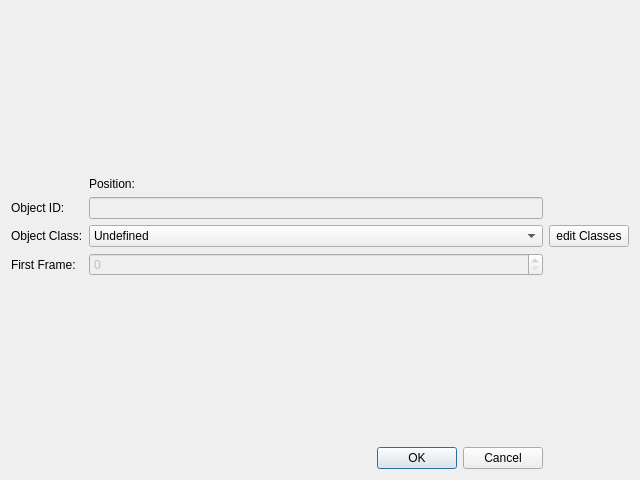
Qt form source/annotator/source/gui/newobjectdialog.ui (annotatorproject/annotator) before a commit.
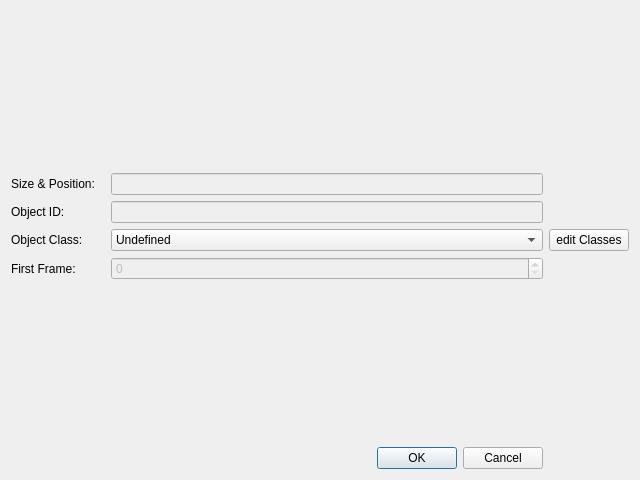
The same form after that commit.

Commit message: radioButton for creating a new object or add annotation to selected object

The edit to the form file:
```diff
--- a/source/annotator/source/gui/newobjectdialog.ui
+++ b/source/annotator/source/gui/newobjectdialog.ui
@@ -14,42 +14,6 @@
    <string>Dialog</string>
   </property>
   <layout class="QGridLayout" name="gridLayout">
-   <item row="3" column="1">
-    <widget class="QComboBox" name="objectClassComboBox">
-     <item>
-      <property name="text">
-       <string>Undefined</string>
-      </property>
-     </item>
-    </widget>
-   </item>
-   <item row="2" column="0">
-    <widget class="QLabel" name="label_4">
-     <property name="text">
-      <string>Object ID:</string>
-     </property>
-    </widget>
-   </item>
-   <item row="2" column="1">
-    <widget class="QLineEdit" name="objectIdLineEdit">
-     <property name="enabled">
-      <bool>false</bool>
-     </property>
-    </widget>
-   </item>
-   <item row="0" column="0">
-    <spacer name="verticalSpacer_2">
-     <property name="orientation">
-      <enum>Qt::Vertical</enum>
-     </property>
-     <property name="sizeHint" stdset="0">
-      <size>
-       <width>20</width>
-       <height>40</height>
-      </size>
-     </property>
-    </spacer>
-   </item>
    <item row="3" column="0">
     <widget class="QLabel" name="label_2">
      <property name="text">
@@ -70,14 +34,7 @@
      </property>
     </spacer>
    </item>
-   <item row="1" column="1">
-    <widget class="QLabel" name="positionLabel">
-     <property name="text">
-      <string>Position: </string>
-     </property>
-    </widget>
-   </item>
-   <item row="4" column="1">
+   <item row="4" column="2">
     <widget class="QSpinBox" name="frameSpinBox">
      <property name="enabled">
       <bool>false</bool>
@@ -87,7 +44,7 @@
      </property>
     </widget>
    </item>
-   <item row="6" column="0" colspan="2">
+   <item row="6" column="0" colspan="3">
     <widget class="QDialogButtonBox" name="buttonBox">
      <property name="orientation">
       <enum>Qt::Horizontal</enum>
@@ -104,13 +61,66 @@
      </property>
     </widget>
    </item>
-   <item row="3" column="2">
+   <item row="3" column="3">
     <widget class="QPushButton" name="editClassesButton">
      <property name="text">
       <string>edit Classes</string>
      </property>
     </widget>
    </item>
+   <item row="3" column="2">
+    <widget class="QComboBox" name="objectClassComboBox">
+     <item>
+      <property name="text">
+       <string>Undefined</string>
+      </property>
+     </item>
+    </widget>
+   </item>
+   <item row="2" column="0">
+    <widget class="QLabel" name="label_4">
+     <property name="text">
+      <string>Object ID:</string>
+     </property>
+    </widget>
+   </item>
+   <item row="2" column="2">
+    <widget class="QLineEdit" name="objectIdLineEdit">
+     <property name="enabled">
+      <bool>false</bool>
+     </property>
+    </widget>
+   </item>
+   <item row="0" column="0">
+    <spacer name="verticalSpacer_2">
+     <property name="orientation">
+      <enum>Qt::Vertical</enum>
+     </property>
+     <property name="sizeHint" stdset="0">
+      <size>
+       <width>20</width>
+       <height>40</height>
+      </size>
+     </property>
+    </spacer>
+   </item>
+   <item row="1" column="0">
+    <widget class="QLabel" name="positionLabel">
+     <property name="text">
+      <string>Size &amp; Position: </string>
+     </property>
+    </widget>
+   </item>
+   <item row="1" column="2">
+    <widget class="QLineEdit" name="positionValue">
+     <property name="enabled">
+      <bool>false</bool>
+     </property>
+     <property name="readOnly">
+      <bool>false</bool>
+     </property>
+    </widget>
+   </item>
   </layout>
  </widget>
  <resources/>
```
The commit also changes 1 other file.
